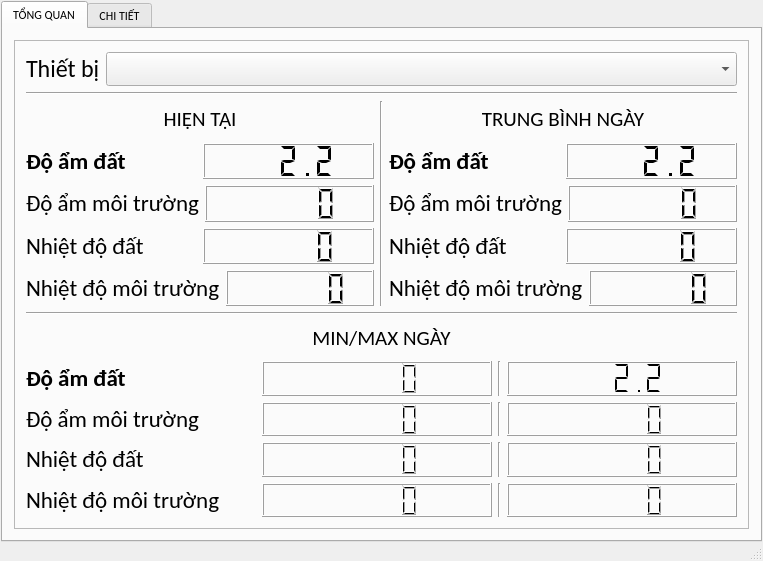
The window that mainwindow.ui (beanredarmy/gateway_graphic) describes before a commit, drawn with Qt 5.
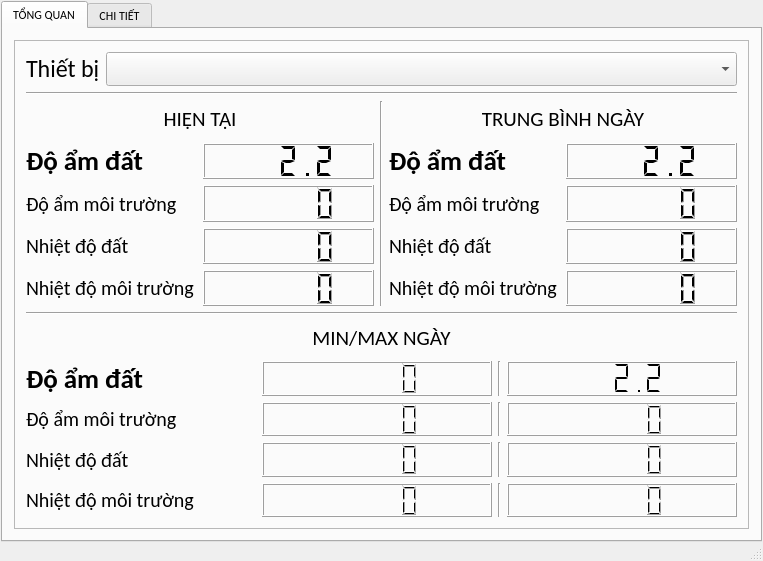
The same window after the commit. The open tabs and pages were chosen to show the change.

Diff of the .ui file:
```diff
--- a/mainwindow.ui
+++ b/mainwindow.ui
@@ -192,7 +192,7 @@
                      <property name="font">
                       <font>
                        <family>Calibri</family>
-                       <pointsize>17</pointsize>
+                       <pointsize>20</pointsize>
                        <weight>75</weight>
                        <bold>true</bold>
                       </font>
@@ -230,7 +230,7 @@
                      <property name="font">
                       <font>
                        <family>Calibri</family>
-                       <pointsize>17</pointsize>
+                       <pointsize>15</pointsize>
                       </font>
                      </property>
                      <property name="text">
@@ -250,7 +250,7 @@
                      <property name="font">
                       <font>
                        <family>Calibri</family>
-                       <pointsize>17</pointsize>
+                       <pointsize>15</pointsize>
                       </font>
                      </property>
                      <property name="text">
@@ -270,7 +270,7 @@
                      <property name="font">
                       <font>
                        <family>Calibri</family>
-                       <pointsize>17</pointsize>
+                       <pointsize>15</pointsize>
                       </font>
                      </property>
                      <property name="text">
@@ -317,7 +317,7 @@
                      <property name="font">
                       <font>
                        <family>Calibri</family>
-                       <pointsize>17</pointsize>
+                       <pointsize>20</pointsize>
                        <weight>75</weight>
                        <bold>true</bold>
                       </font>
@@ -355,7 +355,7 @@
                      <property name="font">
                       <font>
                        <family>Calibri</family>
-                       <pointsize>17</pointsize>
+                       <pointsize>15</pointsize>
                       </font>
                      </property>
                      <property name="text">
@@ -375,7 +375,7 @@
                      <property name="font">
                       <font>
                        <family>Calibri</family>
-                       <pointsize>17</pointsize>
+                       <pointsize>15</pointsize>
                       </font>
                      </property>
                      <property name="text">
@@ -395,7 +395,7 @@
                      <property name="font">
                       <font>
                        <family>Calibri</family>
-                       <pointsize>17</pointsize>
+                       <pointsize>15</pointsize>
                       </font>
                      </property>
                      <property name="text">
@@ -444,7 +444,7 @@
                    <property name="font">
                     <font>
                      <family>Calibri</family>
-                     <pointsize>17</pointsize>
+                     <pointsize>20</pointsize>
                      <weight>75</weight>
                      <bold>true</bold>
                     </font>
@@ -492,7 +492,7 @@
                    <property name="font">
                     <font>
                      <family>Calibri</family>
-                     <pointsize>17</pointsize>
+                     <pointsize>15</pointsize>
                     </font>
                    </property>
                    <property name="text">
@@ -522,7 +522,7 @@
                    <property name="font">
                     <font>
                      <family>Calibri</family>
-                     <pointsize>17</pointsize>
+                     <pointsize>15</pointsize>
                     </font>
                    </property>
                    <property name="text">
@@ -552,7 +552,7 @@
                    <property name="font">
                     <font>
                      <family>Calibri</family>
-                     <pointsize>17</pointsize>
+                     <pointsize>15</pointsize>
                     </font>
                    </property>
                    <property name="text">
```
Left out of the diff: 36 changed lines with no effect on the pictures.
